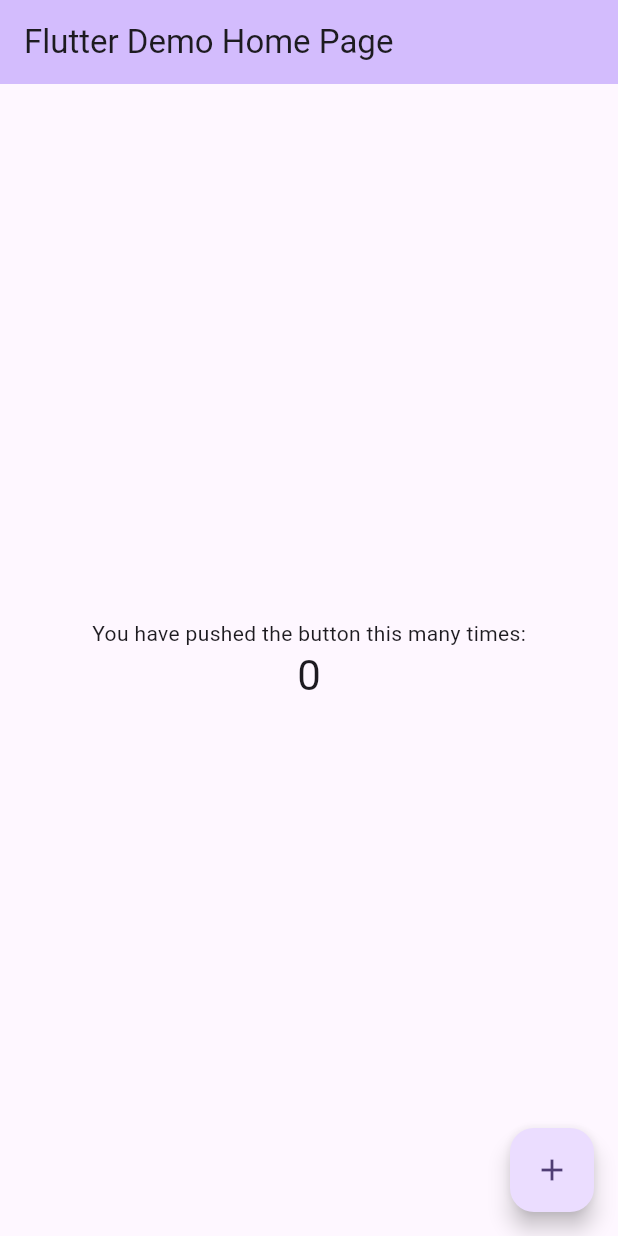
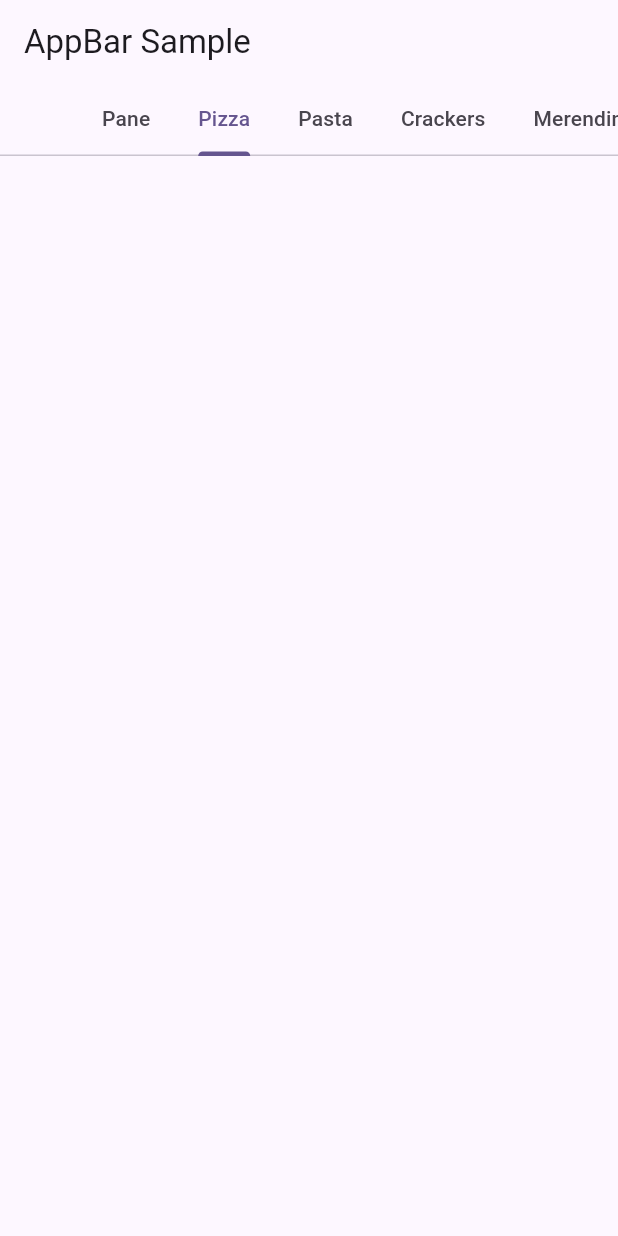
Before and after one commit to Borgna02/appSpesa, a Flutter app: the screen it shows after launch, on a phone screen of 412 x 824 dp. Run offline on Flutter 3.47's test engine with Material 2 defaults, Android fonts, the phone set to English and light mode, and no system bars.

Commit message:
Primo scheletro della home page dell'app

```diff
--- a/appspesa/lib/main.dart
+++ b/appspesa/lib/main.dart
@@ -1,125 +1,87 @@
 import 'package:flutter/material.dart';
 
-void main() {
-  runApp(const MyApp());
-}
+/// Flutter code sample for [AppBar].
 
-class MyApp extends StatelessWidget {
-  const MyApp({super.key});
+void main() => runApp(const AppBarApp());
 
-  // This widget is the root of your application.
+class AppBarApp extends StatelessWidget {
+  const AppBarApp({super.key});
+
   @override
   Widget build(BuildContext context) {
     return MaterialApp(
-      title: 'Flutter Demo',
       theme: ThemeData(
-        // This is the theme of your application.
-        //
-        // TRY THIS: Try running your application with "flutter run". You'll see
-        // the application has a blue toolbar. Then, without quitting the app,
-        // try changing the seedColor in the colorScheme below to Colors.green
-        // and then invoke "hot reload" (save your changes or press the "hot
-        // reload" button in a Flutter-supported IDE, or press "r" if you used
-        // the command line to start the app).
-        //
-        // Notice that the counter didn't reset back to zero; the application
-        // state is not lost during the reload. To reset the state, use hot
-        // restart instead.
-        //
-        // This works for code too, not just values: Most code changes can be
-        // tested with just a hot reload.
-        colorScheme: ColorScheme.fromSeed(seedColor: Colors.deepPurple),
-        useMaterial3: true,
-      ),
-      home: const MyHomePage(title: 'Flutter Demo Home Page'),
+          colorSchemeSeed: const Color(0xff6750a4), useMaterial3: true),
+      home: const AppBarExample(),
     );
   }
 }
 
-class MyHomePage extends StatefulWidget {
-  const MyHomePage({super.key, required this.title});
-
-  // This widget is the home page of your application. It is stateful, meaning
-  // that it has a State object (defined below) that contains fields that affect
-  // how it looks.
-
-  // This class is the configuration for the state. It holds the values (in this
-  // case the title) provided by the parent (in this case the App widget) and
-  // used by the build method of the State. Fields in a Widget subclass are
-  // always marked "final".
-
-  final String title;
-
-  @override
-  State<MyHomePage> createState() => _MyHomePageState();
-}
-
-class _MyHomePageState extends State<MyHomePage> {
-  int _counter = 0;
-
-  void _incrementCounter() {
-    setState(() {
-      // This call to setState tells the Flutter framework that something has
-      // changed in this State, which causes it to rerun the build method below
-      // so that the display can reflect the updated values. If we changed
-      // _counter without calling setState(), then the build method would not be
-      // called again, and so nothing would appear to happen.
-      _counter++;
-    });
-  }
+class AppBarExample extends StatelessWidget {
+  const AppBarExample({super.key});
 
   @override
   Widget build(BuildContext context) {
-    // This method is rerun every time setState is called, for instance as done
-    // by the _incrementCounter method above.
-    //
-    // The Flutter framework has been optimized to make rerunning build methods
-    // fast, so that you can just rebuild anything that needs updating rather
-    // than having to individually change instances of widgets.
-    return Scaffold(
-      appBar: AppBar(
-        // TRY THIS: Try changing the color here to a specific color (to
-        // Colors.amber, perhaps?) and trigger a hot reload to see the AppBar
-        // change color while the other colors stay the same.
-        backgroundColor: Theme.of(context).colorScheme.inversePrimary,
-        // Here we take the value from the MyHomePage object that was created by
-        // the App.build method, and use it to set our appbar title.
-        title: Text(widget.title),
-      ),
-      body: Center(
-        // Center is a layout widget. It takes a single child and positions it
-        // in the middle of the parent.
-        child: Column(
-          // Column is also a layout widget. It takes a list of children and
-          // arranges them vertically. By default, it sizes itself to fit its
-          // children horizontally, and tries to be as tall as its parent.
+    final ColorScheme colorScheme = Theme.of(context).colorScheme;
+    final Color oddItemColor = colorScheme.primary.withOpacity(0.05);
+    final Color evenItemColor = colorScheme.primary.withOpacity(0.15);
+    const int tabsCount = 6;
+    List<String> titles = <String>[
+      'Pane',
+      'Pizza',
+      'Pasta',
+      'Crackers',
+      'Merendine',
+      'Cereali',
+    ];
+
+    return DefaultTabController(
+      initialIndex: 1,
+      length: tabsCount,
+      child: Scaffold(
+        appBar: AppBar(
+          title: const Text('AppBar Sample'),
+          // This check specifies which nested Scrollable's scroll notification
+          // should be listened to.
           //
-          // Column has various properties to control how it sizes itself and
-          // how it positions its children. Here we use mainAxisAlignment to
-          // center the children vertically; the main axis here is the vertical
-          // axis because Columns are vertical (the cross axis would be
-          // horizontal).
+          // When `ThemeData.useMaterial3` is true and scroll view has
+          // scrolled underneath the app bar, this updates the app bar
+          // background color and elevation.
           //
-          // TRY THIS: Invoke "debug painting" (choose the "Toggle Debug Paint"
-          // action in the IDE, or press "p" in the console), to see the
-          // wireframe for each widget.
-          mainAxisAlignment: MainAxisAlignment.center,
-          children: <Widget>[
-            const Text(
-              'You have pushed the button this many times:',
-            ),
-            Text(
-              '$_counter',
-              style: Theme.of(context).textTheme.headlineMedium,
-            ),
-          ],
+          // This sets `notification.depth == 1` to listen to the scroll
+          // notification from the nested `ListView.builder`.
+          notificationPredicate: (ScrollNotification notification) {
+            return notification.depth == 1;
+          },
+          // The elevation value of the app bar when scroll view has
+          // scrolled underneath the app bar.
+          scrolledUnderElevation: 4.0,
+          shadowColor: Theme.of(context).shadowColor,
+          bottom: TabBar(
+            isScrollable: true,
+            tabs: <Widget>[
+              Tab(
+                text: titles[0],
+              ),
+              Tab(
+                text: titles[1],
+              ),
+              Tab(
+                text: titles[2],
+              ),
+              Tab(
+                text: titles[3],
+              ),
+              Tab(
+                text: titles[4],
+              ),
+              Tab(
+                text: titles[5],
+              ),
+            ],
+          ),
         ),
       ),
-      floatingActionButton: FloatingActionButton(
-        onPressed: _incrementCounter,
-        tooltip: 'Increment',
-        child: const Icon(Icons.add),
-      ), // This trailing comma makes auto-formatting nicer for build methods.
     );
   }
 }
```
Also changed, not shown: 1 other file.
